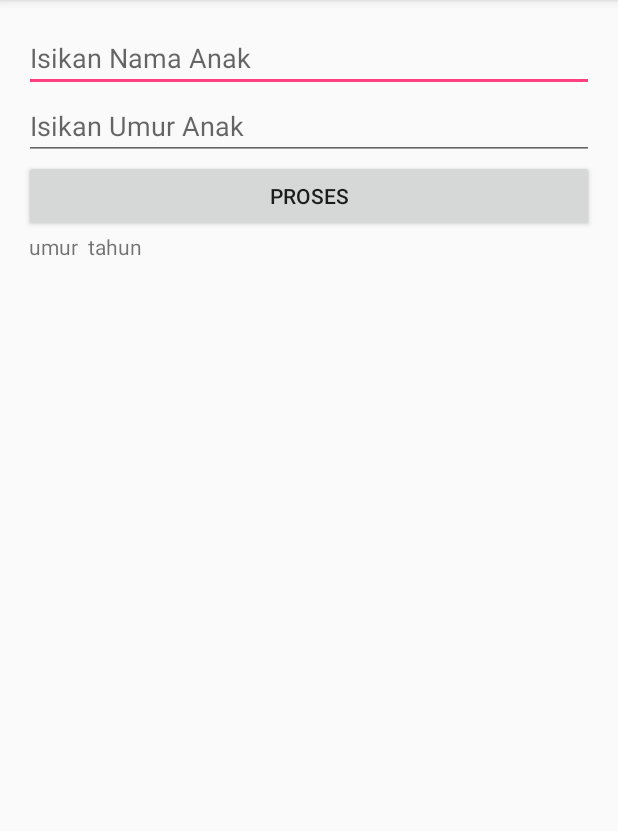
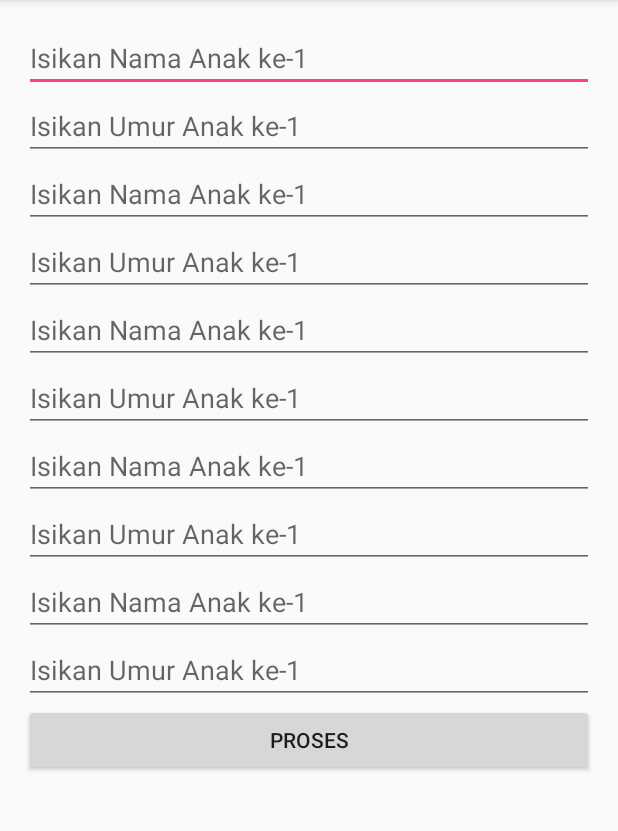
Before and after one commit to Rasendriya/AdvancedWidget1, an Android app: the screen it shows after launch (MainActivity), after a tap on "PROSES", on a phone screen of 412 x 824 dp, the part 84-915 px from its top. Run offline under Robolectric (Android 15) with nearby library versions, the phone set to English and light mode, and no system bars.

Commit message:
Widget Programming Part 2

```diff
--- a/app/src/main/java/id/sch/smktelkom_mlg/learn/advancedwidget1/MainActivity.java
+++ b/app/src/main/java/id/sch/smktelkom_mlg/learn/advancedwidget1/MainActivity.java
@@ -16,18 +16,12 @@ public class MainActivity extends AppCompatActivity {
         super.onCreate(savedInstanceState);
         setContentView(R.layout.activity_main);
 
-        LinearLayout llMain = (LinearLayout) findViewById(R.id.LinearLayout);
+        final LinearLayout llMain = (LinearLayout) findViewById(R.id.LinearLayout);
 
-        final EditText etNama = new EditText(this);
-        llMain.addView(etNama);
-        etNama.setHint("Isikan Nama Anak");
-
-        final EditText etUmur = new EditText(this);
-        llMain.addView(etUmur);
-        etUmur.setHint("Isikan Umur Anak");
-        etUmur.setInputType(InputType.TYPE_CLASS_NUMBER);
+        addEditText(llMain);
 
         Button bProses = new Button(this);
+
         bProses.setText("Proses");
         llMain.addView(bProses);
         final TextView tvHasil = new TextView(this);
@@ -35,14 +29,49 @@ public class MainActivity extends AppCompatActivity {
         bProses.setOnClickListener(new View.OnClickListener() {
                                        @Override
                                        public void onClick(View view) {
-                                           String nama = etNama.getText().toString();
-                                           String umur = etUmur.getText().toString();
+                                           doProses(llMain);
+                                       }
 
-                                           tvHasil.setText(nama + " umur " + umur + " tahun ");
-                                       }
-                                   }
+
+                                       private void doProses(LinearLayout llMain) {
+                                           String hasil = "";
+                                           for (int i = 0; i < 5; i++) {
+                                               EditText etNama = (EditText) llMain.getChildAt(i * 2);
+                                               EditText etUmur = (EditText) llMain.getChildAt((i * 2) + 1);
+
+                                               String nama = etNama.getText().toString().trim();
+                                               String umur = etUmur.getText().toString();
+
+                                               if (umur.isEmpty())
+                                                   umur = "0";
+                                               if (!nama.isEmpty())
+                                                   hasil += "Anak ke-" + (i + 1) + ": " + nama + " umur " + umur + " tahun\n";
+                                           }
+
+
+                                           TextView tvHasil = (TextView) llMain.getChildAt(11);
+                                           tvHasil.setText(hasil);
+    }
+}
 
         );
 
+
+    }
+
+    private void addEditText(LinearLayout llMain) {
+        for (int i = 1; i <= 5; i++) {
+
+            EditText etNama = new EditText(this);
+            llMain.addView(etNama);
+            etNama.setHint("Isikan Nama Anak ke-" + 1);
+
+            EditText etUmur = new EditText(this);
+            llMain.addView(etUmur);
+            etUmur.setHint("Isikan Umur Anak ke-" + 1);
+            etUmur.setInputType(InputType.TYPE_CLASS_NUMBER);
+        }
+
+
     }
 }
```
